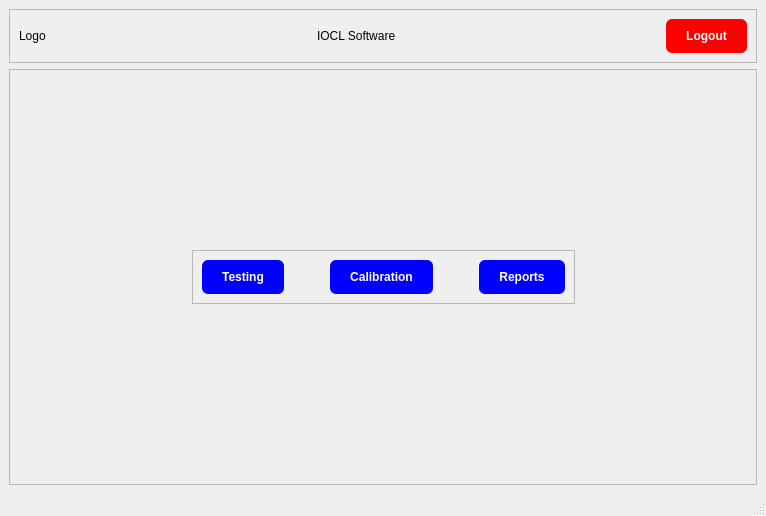
Above: mainPage.ui from Jeffrey-Ragland/pyqt5IOCLTwo before the change. Below: the same form after it.
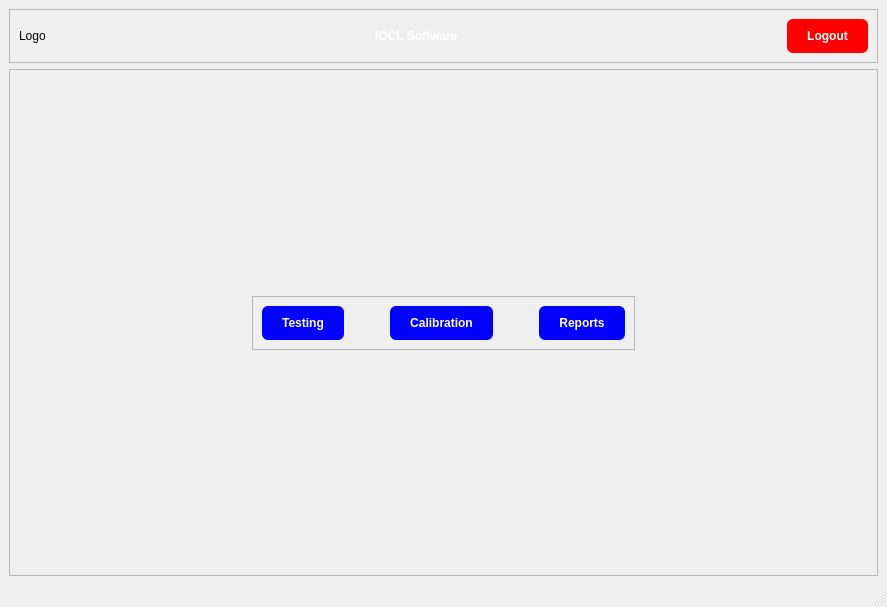
That is the form after the change. Icons and pictures are not drawn.

What changed in the file:
```diff
--- a/mainPage.ui
+++ b/mainPage.ui
@@ -6,13 +6,20 @@
    <rect>
     <x>0</x>
     <y>0</y>
-    <width>766</width>
-    <height>516</height>
+    <width>887</width>
+    <height>607</height>
    </rect>
   </property>
   <property name="windowTitle">
    <string>MainWindow</string>
   </property>
+  <property name="windowIcon">
+   <iconset>
+    <normaloff>loginCover.jpg</normaloff>loginCover.jpg</iconset>
+  </property>
+  <property name="styleSheet">
+   <string notr="true"/>
+  </property>
   <widget class="QWidget" name="centralwidget">
    <layout class="QVBoxLayout" name="verticalLayout">
     <item>
@@ -46,6 +53,12 @@
        </item>
        <item>
         <widget class="QLabel" name="label_2">
+         <property name="styleSheet">
+          <string notr="true">QLabel {
+    color: white;
+	font-weight: bold;
+}</string>
+         </property>
          <property name="text">
           <string>IOCL Software</string>
          </property>
```
Left out of the diff: 10 changed lines with no effect on the pictures.
